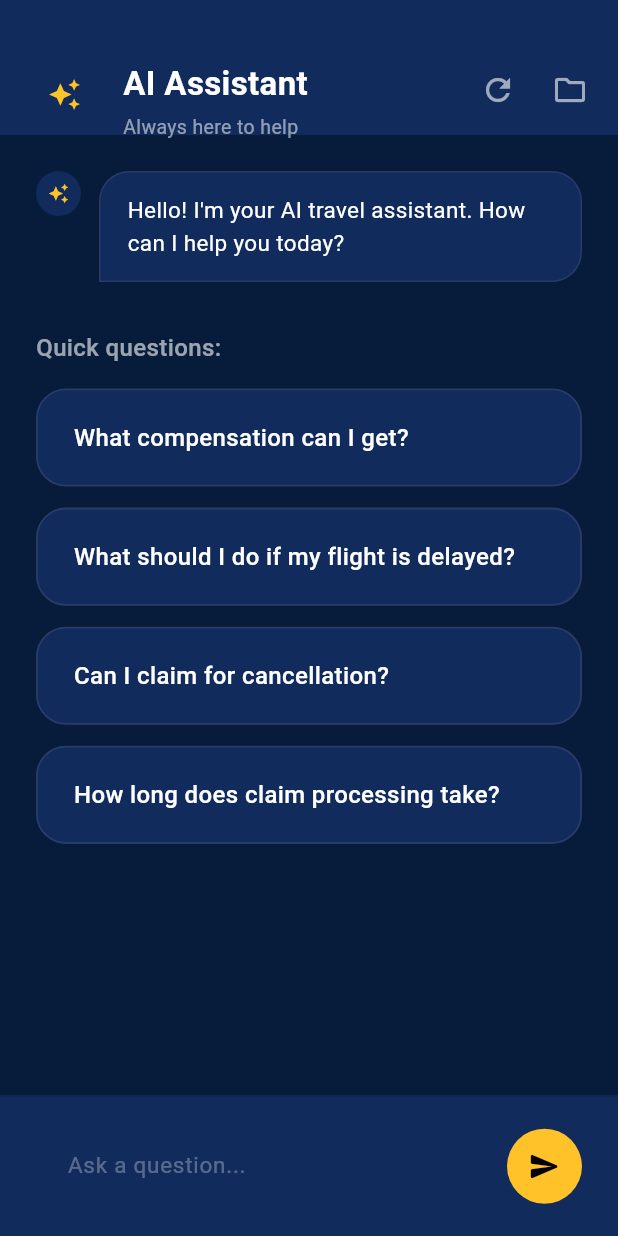
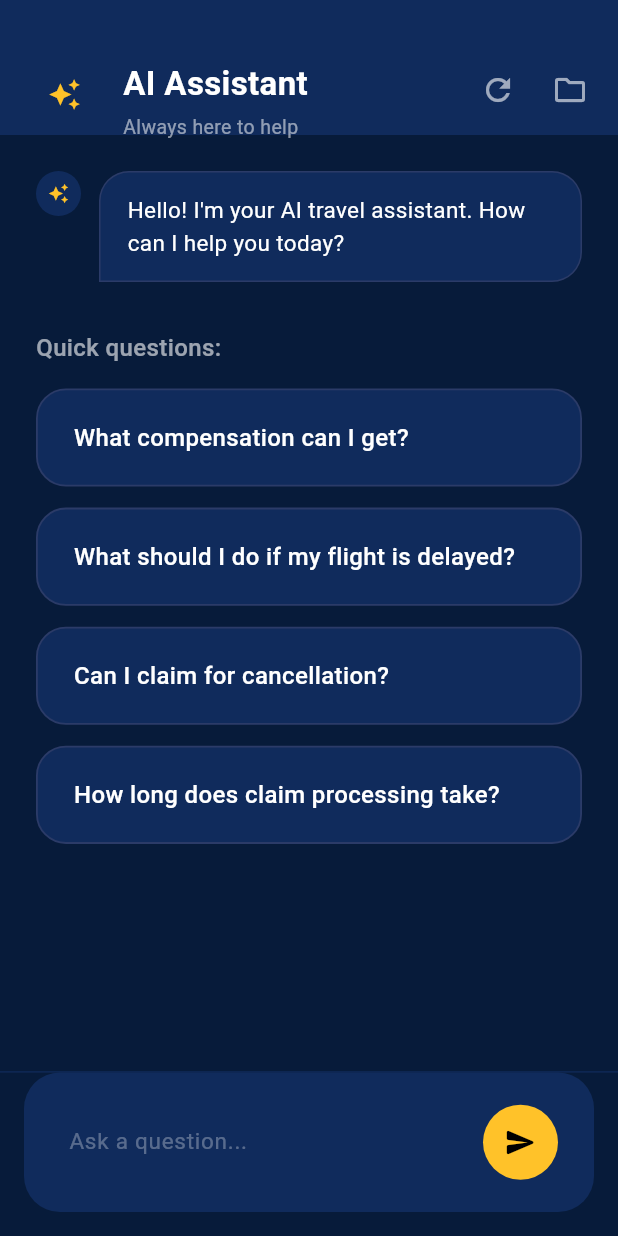
Before and after one commit to FluxtonX/FlyRedi, a Flutter app: the AiAssistantScreen screen opened directly, on a phone screen of 412 x 824 dp. Run offline on Flutter 3.47's test engine with Material 3 defaults, Android fonts, the phone set to English and light mode, and no system bars; our stand-ins replace device_preview, dio, firebase_auth, firebase_core, firebase_messaging, flutter_map and 3 more; accounts and stored records are empty.

Commit message:
refactor: remove Live Flight Tracker feature and apply linting fixes across screens

```diff
--- a/lib/features/traveller/screens/ai_assistant_screen.dart
+++ b/lib/features/traveller/screens/ai_assistant_screen.dart
@@ -143,7 +143,8 @@ class _AiAssistantScreenState extends State<AiAssistantScreen> {
         _isTyping = false;
         _messages.add(
           ChatMessage(
-            text: 'Sorry, I could not reach the AI assistant right now. Please check your connection and try again.',
+            text:
+                'Sorry, I could not reach the AI assistant right now. Please check your connection and try again.',
             isUser: false,
             timestamp: DateTime.now(),
           ),
@@ -158,7 +159,8 @@ class _AiAssistantScreenState extends State<AiAssistantScreen> {
       _messages.clear();
       _messages.add(
         ChatMessage(
-          text: "Hello! I'm your AI travel assistant. How can I help you today?",
+          text:
+              "Hello! I'm your AI travel assistant. How can I help you today?",
           isUser: false,
           timestamp: DateTime.now(),
         ),
@@ -170,7 +172,7 @@ class _AiAssistantScreenState extends State<AiAssistantScreen> {
   @override
   Widget build(BuildContext context) {
     return Scaffold(
-       // Premium dark theme matching screenshot
+      // Premium dark theme matching screenshot
       appBar: PreferredSize(
         preferredSize: const Size.fromHeight(90),
         child: Container(
@@ -218,7 +220,10 @@ class _AiAssistantScreenState extends State<AiAssistantScreen> {
                     Text(
                       'Always here to help',
                       style: TextStyle(
-                        color: Theme.of(context).colorScheme.onSurface.withOpacity(0.54),
+                        color: Theme.of(context)
+                            .colorScheme
+                            .onSurface
+                            .withOpacity(0.54),
                         fontSize: 13,
                       ),
                     ),
@@ -226,17 +231,26 @@ class _AiAssistantScreenState extends State<AiAssistantScreen> {
                 ),
               ),
               IconButton(
-                icon: Icon(Icons.refresh, color: Theme.of(context).colorScheme.onSurface.withOpacity(0.6)),
+                icon: Icon(Icons.refresh,
+                    color: Theme.of(context)
+                        .colorScheme
+                        .onSurface
+                        .withOpacity(0.6)),
                 tooltip: 'Reset Conversation',
                 onPressed: _resetChat,
               ),
               IconButton(
-                icon: Icon(Icons.folder_outlined, color: Theme.of(context).colorScheme.onSurface.withOpacity(0.6)),
+                icon: Icon(Icons.folder_outlined,
+                    color: Theme.of(context)
+                        .colorScheme
+                        .onSurface
+                        .withOpacity(0.6)),
                 tooltip: 'View Claims',
                 onPressed: () {
                   Navigator.push(
                     context,
-                    MaterialPageRoute(builder: (context) => const ResolveDashboardScreen()),
+                    MaterialPageRoute(
+                        builder: (context) => const ResolveDashboardScreen()),
                   );
                 },
               ),
@@ -277,11 +291,13 @@ class _AiAssistantScreenState extends State<AiAssistantScreen> {
                         ),
                         SizedBox(width: 12),
                         Container(
-                          padding: EdgeInsets.symmetric(horizontal: 18, vertical: 14),
+                          padding: EdgeInsets.symmetric(
+                              horizontal: 18, vertical: 14),
                           decoration: BoxDecoration(
                             color: Theme.of(context).colorScheme.surface,
                             borderRadius: BorderRadius.circular(20),
-                            border: Border.all(color: Theme.of(context).colorScheme.outline),
+                            border: Border.all(
+                                color: Theme.of(context).colorScheme.outline),
                           ),
                           child: Row(
                             mainAxisSize: MainAxisSize.min,
@@ -291,14 +307,18 @@ class _AiAssistantScreenState extends State<AiAssistantScreen> {
                                 height: 12,
                                 child: CircularProgressIndicator(
                                   strokeWidth: 2,
-                                  valueColor: AlwaysStoppedAnimation<Color>(Color(0xFFFFC229)),
+                                  valueColor: AlwaysStoppedAnimation<Color>(
+                                      Color(0xFFFFC229)),
                                 ),
                               ),
                               SizedBox(width: 12),
                               Text(
                                 'Assistant is typing...',
                                 style: TextStyle(
-                                  color: Theme.of(context).colorScheme.onSurface.withOpacity(0.5),
+                                  color: Theme.of(context)
+                                      .colorScheme
+                                      .onSurface
+                                      .withOpacity(0.5),
                                   fontSize: 14,
                                 ),
                               ),
@@ -315,7 +335,10 @@ class _AiAssistantScreenState extends State<AiAssistantScreen> {
                   Text(
                     'Quick questions:',
                     style: TextStyle(
-                      color: Theme.of(context).colorScheme.onSurface.withOpacity(0.6),
+                      color: Theme.of(context)
+                          .colorScheme
+                          .onSurface
+                          .withOpacity(0.6),
                       fontSize: 16,
                       fontWeight: FontWeight.w500,
                     ),
@@ -327,7 +350,8 @@ class _AiAssistantScreenState extends State<AiAssistantScreen> {
                           onTap: () => _handleSubmitted(question),
                           child: Container(
                             width: double.infinity,
-                            padding: EdgeInsets.symmetric(vertical: 20, horizontal: 24),
+                            padding: EdgeInsets.symmetric(
+                                vertical: 20, horizontal: 24),
                             decoration: BoxDecoration(
                               color: Theme.of(context).colorScheme.surface,
                               borderRadius: BorderRadius.circular(20),
@@ -360,8 +384,12 @@ class _AiAssistantScreenState extends State<AiAssistantScreen> {
 
           // Input Bar Area
           Container(
-            padding: EdgeInsets.symmetric(horizontal: 24, vertical: 20),
-            color: Theme.of(context).colorScheme.surface,
+            margin: const EdgeInsets.only(bottom: 16, left: 16, right: 16),
+            padding: const EdgeInsets.symmetric(horizontal: 24, vertical: 20),
+            decoration: BoxDecoration(
+              color: Theme.of(context).colorScheme.surface,
+              borderRadius: BorderRadius.circular(24),
+            ),
             child: SafeArea(
               top: false,
               child: Row(
@@ -378,11 +406,19 @@ class _AiAssistantScreenState extends State<AiAssistantScreen> {
                       ),
                       child: TextField(
                         controller: _textController,
-                        style: TextStyle(color: Theme.of(context).colorScheme.onSurface, fontSize: 15),
+                        style: TextStyle(
+                            color: Theme.of(context).colorScheme.onSurface,
+                            fontSize: 15),
                         decoration: InputDecoration(
                           hintText: 'Ask a question...',
-                          hintStyle: TextStyle(color: Theme.of(context).colorScheme.onSurface.withOpacity(0.3), fontSize: 15),
-                          contentPadding: EdgeInsets.symmetric(horizontal: 20, vertical: 14),
+                          hintStyle: TextStyle(
+                              color: Theme.of(context)
+                                  .colorScheme
+                                  .onSurface
+                                  .withOpacity(0.3),
+                              fontSize: 15),
+                          contentPadding:
+                              EdgeInsets.symmetric(horizontal: 5, vertical: 14),
                           border: InputBorder.none,
                         ),
                         onSubmitted: (value) => _handleSubmitted(value),
@@ -411,8 +447,9 @@ class _AiAssistantScreenState extends State<AiAssistantScreen> {
           ),
         ],
       ),
-      bottomNavigationBar:
-          widget.showBottomNav ? const TravellerBottomNav(activeIndex: 3) : null,
+      bottomNavigationBar: widget.showBottomNav
+          ? const TravellerBottomNav(activeIndex: 3)
+          : null,
     );
   }
 
@@ -421,7 +458,8 @@ class _AiAssistantScreenState extends State<AiAssistantScreen> {
     return Padding(
       padding: EdgeInsets.only(bottom: 20),
       child: Row(
-        mainAxisAlignment: msg.isUser ? MainAxisAlignment.end : MainAxisAlignment.start,
+        mainAxisAlignment:
+            msg.isUser ? MainAxisAlignment.end : MainAxisAlignment.start,
         crossAxisAlignment: CrossAxisAlignment.start,
         children: [
           if (isAI) ...[
@@ -443,12 +481,16 @@ class _AiAssistantScreenState extends State<AiAssistantScreen> {
             child: Container(
               padding: EdgeInsets.symmetric(horizontal: 18, vertical: 14),
               decoration: BoxDecoration(
-                color: msg.isUser ? const Color(0xFFFFC229) : Theme.of(context).colorScheme.surface,
+                color: msg.isUser
+                    ? const Color(0xFFFFC229)
+                    : Theme.of(context).colorScheme.surface,
                 borderRadius: BorderRadius.only(
                   topLeft: const Radius.circular(20),
                   topRight: const Radius.circular(20),
-                  bottomLeft: msg.isUser ? const Radius.circular(20) : Radius.zero,
-                  bottomRight: msg.isUser ? Radius.zero : const Radius.circular(20),
+                  bottomLeft:
+                      msg.isUser ? const Radius.circular(20) : Radius.zero,
+                  bottomRight:
+                      msg.isUser ? Radius.zero : const Radius.circular(20),
                 ),
                 border: msg.isUser
                     ? null
@@ -457,7 +499,9 @@ class _AiAssistantScreenState extends State<AiAssistantScreen> {
               child: Text(
                 msg.text,
                 style: TextStyle(
-                  color: msg.isUser ? Colors.black : Theme.of(context).colorScheme.onSurface,
+                  color: msg.isUser
+                      ? Colors.black
+                      : Theme.of(context).colorScheme.onSurface,
                   fontSize: 15,
                   height: 1.45,
                 ),
```
Also changed, not shown: lib/features/traveller/screens/flight_detail_screen.dart (+0 -45 lines), lib/features/traveller/screens/trips_overview_screen.dart (+1 -61 lines), lib/main.dart (indentation only).
